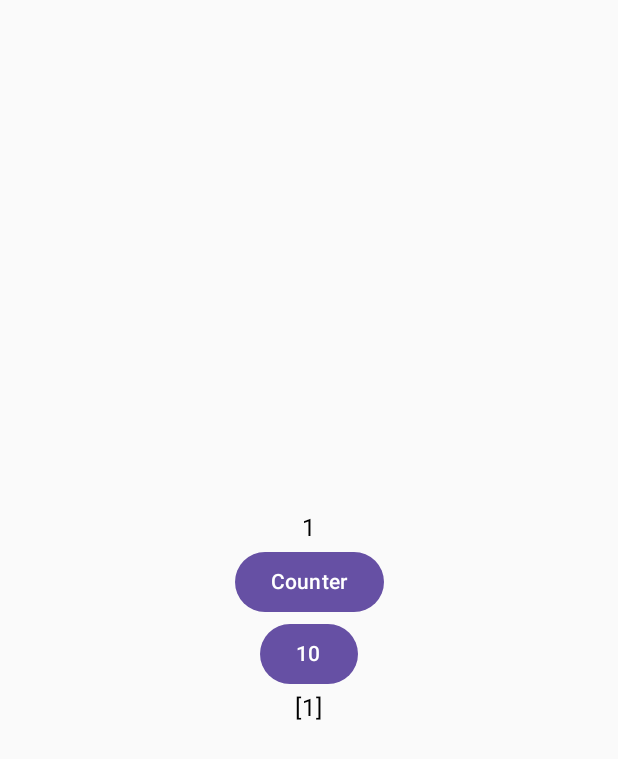
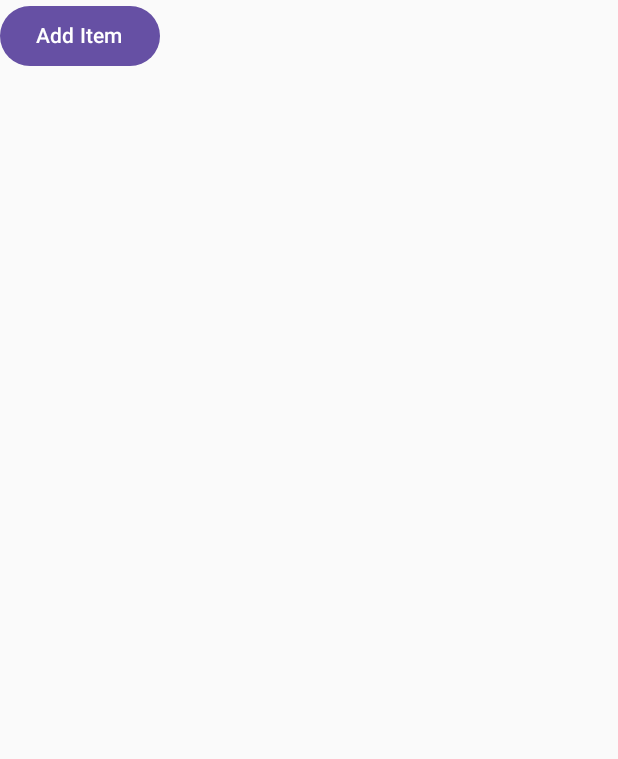
Before and after one commit to Coding-Meet/JetpackComposeSeries, an Android app built with Jetpack Compose: the screen it shows after launch (MainActivity), on a phone screen of 412 x 824 dp. Shown: the top 759 px of the screen. Run offline under Robolectric (Android 15) with nearby library versions, the phone set to English and light mode, and no system bars.

Commit message:
MutableStateListof Example

```diff
--- a/app/src/main/java/com/coding/meet/jetpackcomposeseries/MainActivity.kt
+++ b/app/src/main/java/com/coding/meet/jetpackcomposeseries/MainActivity.kt
@@ -34,7 +34,7 @@ class MainActivity : ComponentActivity() {
 //                    DecScreen(mainViewModel)
 //                }
 
-                SnapShotFlowExample()
+                MutableStateListExample()
             }
         }
     }
--- a/app/src/main/java/com/coding/meet/jetpackcomposeseries/components/StateScreen.kt
+++ b/app/src/main/java/com/coding/meet/jetpackcomposeseries/components/StateScreen.kt
@@ -1,9 +1,12 @@
 package com.coding.meet.jetpackcomposeseries.components
 
 import android.util.Log
+import androidx.compose.foundation.layout.Column
+import androidx.compose.foundation.layout.fillMaxSize
 import androidx.compose.material3.*
 import androidx.compose.runtime.*
 import androidx.compose.runtime.saveable.*
+import androidx.compose.ui.Modifier
 import com.coding.meet.jetpackcomposeseries.MainViewModel
 
 /**
@@ -43,3 +46,28 @@ fun DecScreen(mainViewModel: MainViewModel) {
         Text(text = "${mainViewModel.count} Dec")
     }
 }
+
+
+@Composable
+fun MutableStateListExample() {
+    val items = remember {
+       mutableStateListOf<String>()
+    }
+
+    Column(
+        modifier = Modifier.fillMaxSize()
+    ) {
+        items.forEach{item ->
+            Text(text = item)
+
+        }
+
+        Button(onClick = {
+            items.add("New Item ${items.size + 1}")
+
+        }) {
+            Text(text = "Add Item")
+        }
+    }
+
+}
```
